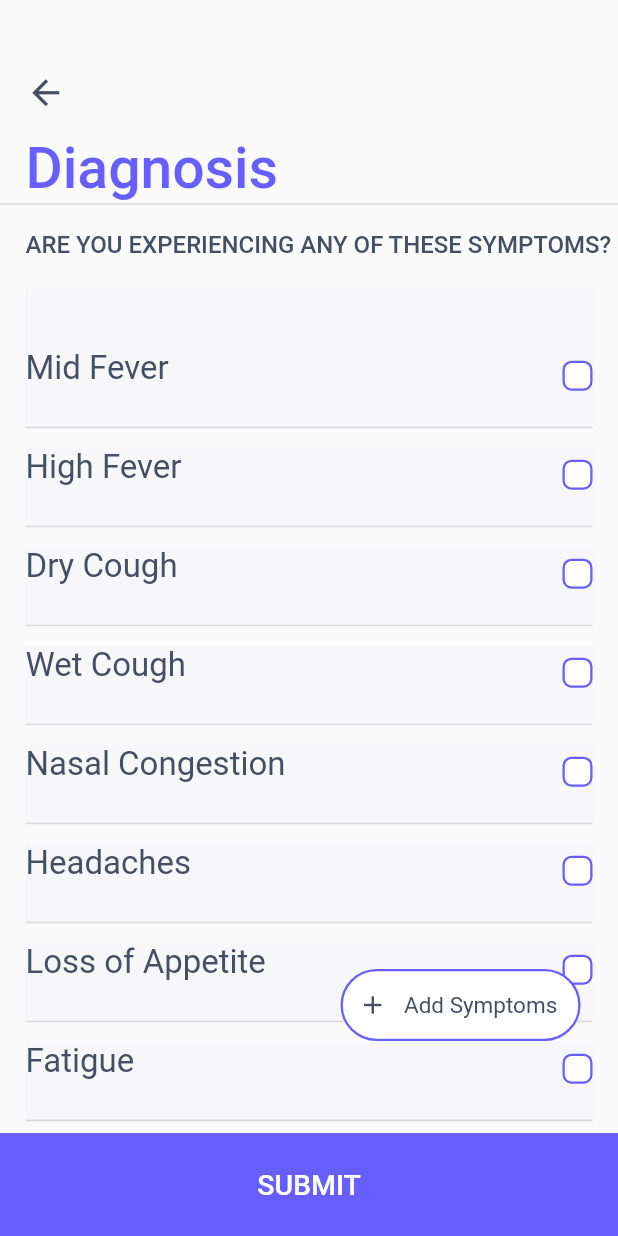
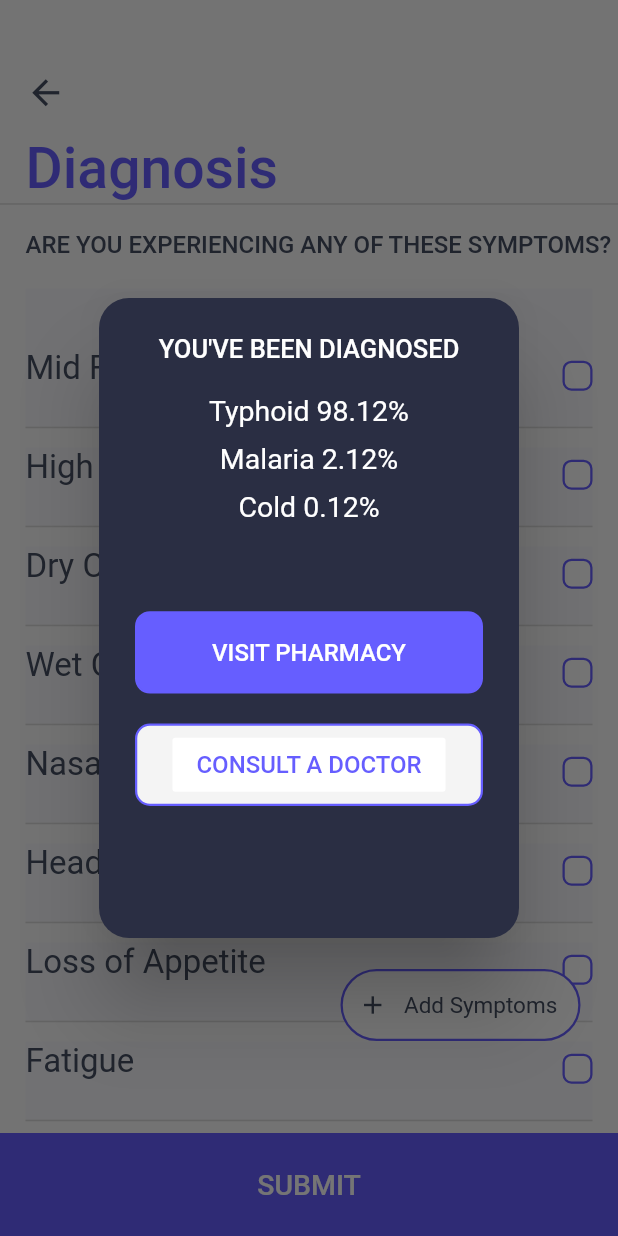
Before and after one commit to emmanuelnwogbo/mHealth, a Flutter app: the Diagnosis screen opened directly, after a tap on "SUBMIT", on a phone screen of 412 x 824 dp. Run offline on Flutter 3.47's test engine with Material 2 defaults, Android fonts, the phone set to English and light mode, and no system bars.

```diff
--- a/lib/src/app.dart
+++ b/lib/src/app.dart
@@ -1,12 +1,12 @@
 import 'package:flutter/material.dart';
 
-import 'screens/auth/auth_screen.dart';
+import 'screens/landing/landing.dart';
 
 class App extends StatelessWidget {
   Widget build(context) {
     return MaterialApp(
         //title: 'Log Me In!',
         debugShowCheckedModeBanner: false,
-        home: Scaffold(body: AuthScreen()));
+        home: Scaffold(body: Landing()));
   }
 }
--- a/lib/src/screens/lists/diagnosis.dart
+++ b/lib/src/screens/lists/diagnosis.dart
@@ -20,6 +20,12 @@ class _DiagnosisState extends State<Diagnosis> {
 
   var includedSymptoms = <String>[];
 
+  var diagnosis = <String>[
+    "Typhoid 98.12%",
+    "Malaria 2.12%",
+    "Cold 0.12%"
+  ];
+
   void _addSymptom(item) {
     var symps = includedSymptoms;
     symps.contains(item) ? symps.remove(item) : symps.insert(0, item);
@@ -27,6 +33,118 @@ class _DiagnosisState extends State<Diagnosis> {
     setState(() {
       includedSymptoms = symps;
     });
+  }
+
+  Widget _buildPopupDialog(BuildContext context) {
+    MediaQueryData mediaQuery = MediaQuery.of(context);
+    return new AlertDialog(
+      backgroundColor: Color(0xFF2A2E43),
+      shape: RoundedRectangleBorder(
+          borderRadius: BorderRadius.all(Radius.circular(20.0))),
+      title: new Text(
+        "You've been diagnosed".toUpperCase(),
+        style: TextStyle(fontSize: 17.0, color: Colors.white),
+        textAlign: TextAlign.center,
+      ),
+      content: new SingleChildScrollView(
+          child: Container(
+              height: mediaQuery.size.height / 3,
+              decoration: BoxDecoration(
+                color: Color(0xFF2A2E43),
+              ),
+              child: Stack(
+                children: <Widget>[
+                  Container(
+                    child: ListView.builder(
+                        itemCount: diagnosis.length,
+                        itemBuilder: (context, index) {
+                          final item = diagnosis[index];
+
+                          return Column(
+                            children: <Widget>[
+                              Text(
+                                item,
+                                style: TextStyle(
+                                    fontSize: 19.0, color: Colors.white),
+                                textAlign: TextAlign.center,
+                              ),
+                              SizedBox(
+                                height: 10,
+                              )
+                            ],
+                          );
+                        }),
+                  ),
+                  Positioned(
+                    left: 0,
+                    right: 0,
+                    bottom: 0,
+                    child: Column(
+                      children: <Widget>[
+                        GestureDetector(
+                            child: Container(
+                          decoration: BoxDecoration(
+                            borderRadius: BorderRadius.circular(10.0),
+                            border: Border.all(
+                              color: Color(0xFF665EFF),
+                              width: 1.5,
+                            ),
+                            color: Color(0xFF665EFF),
+                          ),
+                          height: mediaQuery.size.height / 15,
+                          child: Center(
+                            child: FlatButton(
+                              child: Text(
+                                'visit pharmacy'.toUpperCase(),
+                                style: TextStyle(fontSize: 16.0),
+                                textAlign: TextAlign.center,
+                              ),
+                              color: Color(0xFF665EFF),
+                              textColor: Colors.white,
+                              onPressed: () {},
+                            ),
+                          ),
+                        )),
+                        SizedBox(height: 20),
+                        GestureDetector(
+                            child: Container(
+                          decoration: BoxDecoration(
+                            borderRadius: BorderRadius.circular(10.0),
+                            border: Border.all(
+                              color: Color(0xFF665EFF),
+                              width: 1.5,
+                            ),
+                            color: Color(0xFFF4F4F4),
+                          ),
+                          height: mediaQuery.size.height / 15,
+                          child: Center(
+                            child: FlatButton(
+                              child: Text(
+                                'consult a doctor'.toUpperCase(),
+                                style: TextStyle(fontSize: 16.0),
+                                textAlign: TextAlign.center,
+                              ),
+                              color: Colors.white,
+                              textColor: Color(0xFF665EFF),
+                              onPressed: () {},
+                            ),
+                          ),
+                        ))
+                      ],
+                    ),
+                  ),
+                ],
+              ))),
+      actions: <Widget>[
+        new FlatButton(
+          onPressed: () {
+            Navigator.of(context).pop();
+          },
+          textColor: Theme.of(context).primaryColor,
+          child: const Text(''),
+        ),
+      ],
+    );
   }
 
   @override
@@ -224,7 +342,13 @@ class _DiagnosisState extends State<Diagnosis> {
                         ),
                         color: Color(0xFF665EFF),
                         textColor: Colors.white,
-                        onPressed: () {},
+                        onPressed: () {
+                          showDialog(
+                            context: context,
+                            builder: (BuildContext context) =>
+                                _buildPopupDialog(context),
+                          );
+                        },
                       ),
                     ),
                   )),
--- a/pubspec.yaml
+++ b/pubspec.yaml
@@ -45,9 +45,8 @@ flutter:
   uses-material-design: true
 
   # To add assets to your application, add an assets section, like this:
-  # assets:
-  #   - images/a_dot_burr.jpeg
-  #   - images/a_dot_ham.jpeg
+  assets:
+    - assets/landinglogo.png
 
   # An image asset can refer to one or more resolution-specific "variants", see
   # https://flutter.dev/assets-and-images/#resolution-aware.
```
Also changed, not shown: lib/src/screens/auth/auth_screen.dart (+10 -6 lines), lib/src/screens/landing/landing.dart (added, +101 -0 lines), lib/src/screens/popup.dart (added, +31 -0 lines), assets/landinglogo.png (added).
